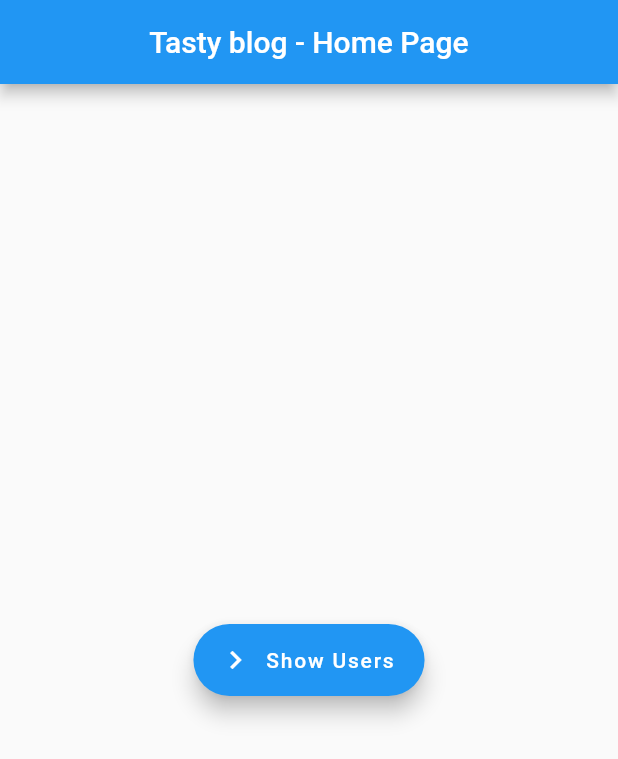
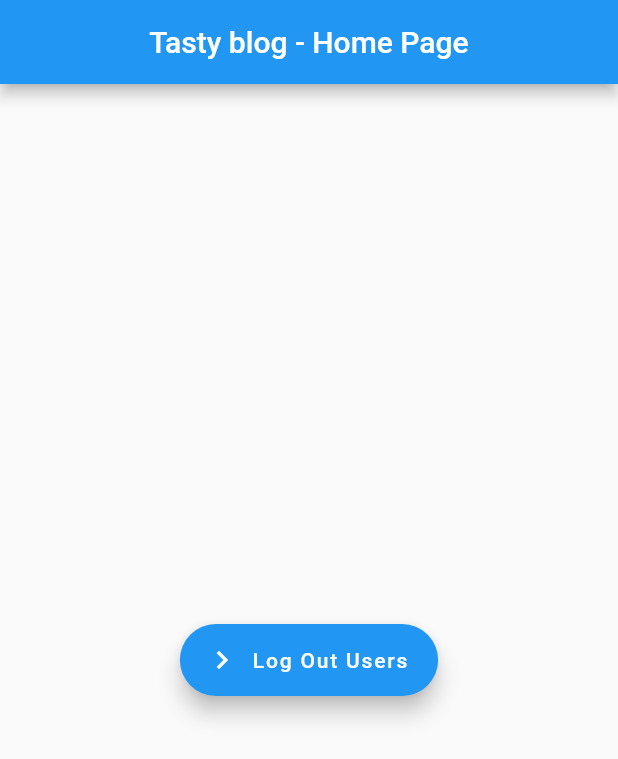
Before and after one commit to kkrisstoff/mobi-blog-lite, a Flutter app: the screen it shows after launch, on a phone screen of 412 x 824 dp. Shown: the top 759 px of the screen. Run offline on Flutter 3.47's test engine with Material 2 defaults, Android fonts, the phone set to English and light mode, and no system bars; our stand-ins replace bloc, flutter_bloc.

```diff
--- a/lib/HomeScreen/home.dart
+++ b/lib/HomeScreen/home.dart
@@ -1,8 +1,10 @@
+import 'package:blog_lite/AuthScreen/auth_view.dart';
 import 'package:flutter/material.dart';
 import 'package:flutter_bloc/flutter_bloc.dart';
 
 import './counter/counter.dart';
 import '../UsersScreen/users.dart';
+import '../AuthScreen/auth_view.dart';
 
 class HomePage extends StatelessWidget {
   static const routeName = '/';
@@ -13,12 +15,11 @@ class HomePage extends StatelessWidget {
   @override
   Widget build(BuildContext context) {
     return Scaffold(
-      appBar: AppBar(
-        title: Text(this.title),
-        centerTitle: true
-      ),
-      body: ShowUsersButton()
-    );
+        appBar: AppBar(title: Text(this.title), centerTitle: true),
+        body: LogOutsButton());
+    // body: Column(
+    //   children: <Widget>[ShowUsersButton(), LogOutsButton()],
+    // ));
 
     // return BlocProvider(
     //   create: (_) => CounterCubit(),
@@ -31,28 +32,41 @@ class HomePage extends StatelessWidget {
     //     floatingActionButton: CounterAcrionButtons()
     //   )
     // );
-
   }
 }
 
 class ShowUsersButton extends StatelessWidget {
   @override
   Widget build(BuildContext context) {
-    return  Center(
-      child: FloatingActionButton.extended(
-        icon: const Icon(Icons.navigate_next),
-        label: Text('Show Users'),
-        onPressed: () {
-          Navigator.pushNamed(
-            context,
-            UsersPage.routeName,
+    return Center(
+        child: FloatingActionButton.extended(
+      icon: const Icon(Icons.navigate_next),
+      label: Text('Show Users'),
+      onPressed: () {
+        Navigator.pushNamed(context, UsersPage.routeName,
             arguments: ScreenArguments(
               'Users Screen',
               'Some sub-title',
-            )
-          );
-        },
-      )
-    );
+            ));
+      },
+    ));
   }
 }
+
+class LogOutsButton extends StatelessWidget {
+  @override
+  Widget build(BuildContext context) {
+    return Center(
+        child: FloatingActionButton.extended(
+      icon: const Icon(Icons.navigate_next),
+      label: Text('Log Out Users'),
+      onPressed: () {
+        Navigator.pushNamed(context, AuthView.routeName,
+            arguments: ScreenArguments(
+              'Users Screen',
+              'Some sub-title',
+            ));
+      },
+    ));
+  }
+}
--- /dev/null
+++ b/lib/MainBloc/actions.dart
@@ -0,0 +1,4 @@
+abstract class MainBlocAction {
+  String get password => null;
+  String get email => null;
+}
--- a/lib/main.dart
+++ b/lib/main.dart
@@ -1,8 +1,11 @@
+import 'package:blog_lite/AuthScreen/auth_view.dart';
 import 'package:flutter/material.dart';
 import 'package:bloc/bloc.dart';
 
 import 'HomeScreen/home.dart';
 import 'UsersScreen/users.dart';
+import 'AuthScreen/auth_view.dart';
+
 import 'counter_observer.dart';
 
 void main() {
@@ -16,13 +19,11 @@ class MyApp extends StatelessWidget {
   @override
   Widget build(BuildContext context) {
     return MaterialApp(
-      initialRoute: '/',
-      routes: {
-        // HomePage.routeName: (context) => HomePage(title: '$blogName - Home Page'),
-        UsersPage.routeName: (context) => UsersPage(),
-      },
-      home: HomePage(title: '$blogName - Home Page')
-
-    );
+        initialRoute: '/',
+        routes: {
+          UsersPage.routeName: (context) => UsersPage(),
+          AuthView.routeName: (context) => AuthView(),
+        },
+        home: HomePage(title: '$blogName - Home Page'));
   }
 }
```
Also changed, not shown: lib/AuthScreen/auth_view.dart (added, +77 -0 lines).
